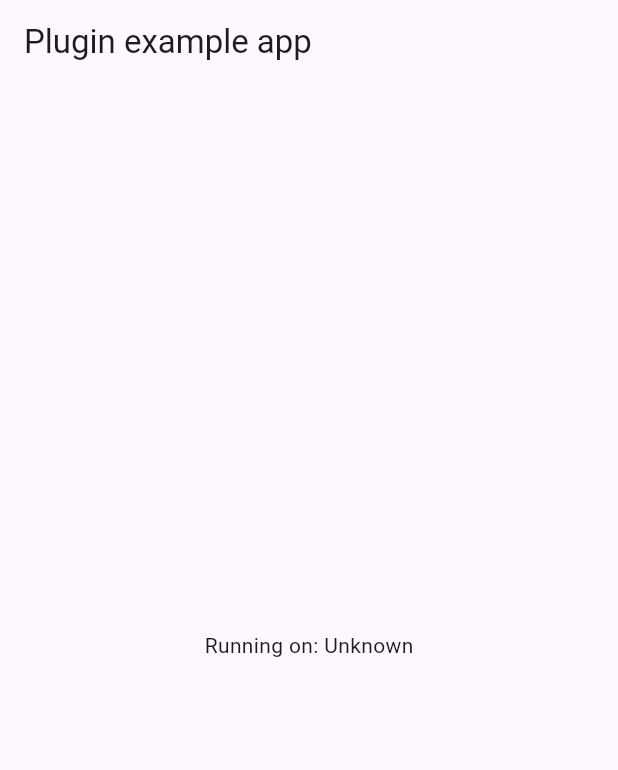
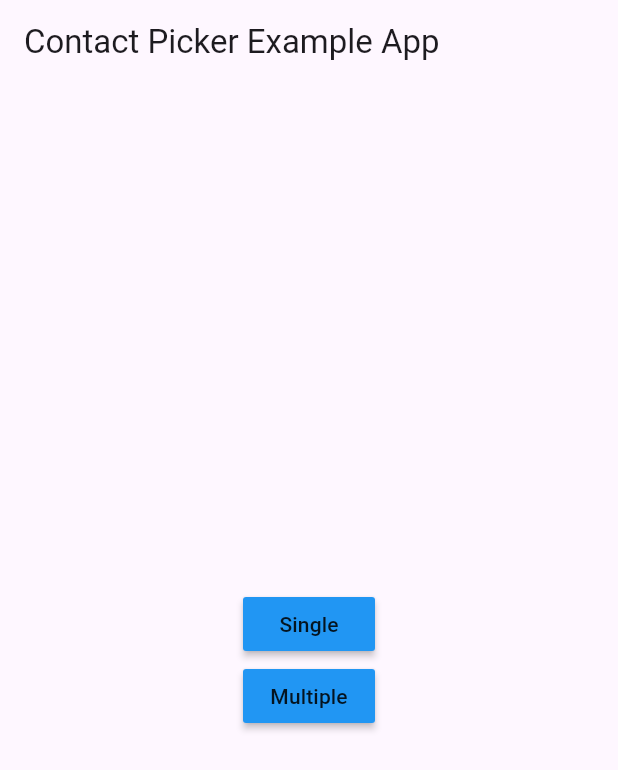
Before and after one commit to bousalem98/flutter_native_contact_picker_plus, a Flutter app: the screen it shows after launch, on a phone screen of 412 x 824 dp. Shown: the top 770 px of the screen. Run offline on Flutter 3.47's test engine with Material 3 defaults, Android fonts, the phone set to English and light mode, and no system bars; our stand-ins replace plugin_platform_interface.

Commit message:
fix some issues

```diff
--- a/example/lib/main.dart
+++ b/example/lib/main.dart
@@ -1,7 +1,4 @@
 import 'package:flutter/material.dart';
-import 'dart:async';
-
-import 'package:flutter/services.dart';
 import 'package:flutter_native_contact_picker_plus/flutter_native_contact_picker_plus.dart';
 
 void main() {
@@ -12,39 +9,16 @@ class MyApp extends StatefulWidget {
   const MyApp({super.key});
 
   @override
-  State<MyApp> createState() => _MyAppState();
+  MyAppState createState() => MyAppState();
 }
 
-class _MyAppState extends State<MyApp> {
-  String _platformVersion = 'Unknown';
-  final _flutterNativeContactPickerPlusPlugin = FlutterNativeContactPickerPlus();
+class MyAppState extends State<MyApp> {
+  final FlutterContactPickerPlus _contactPicker = FlutterContactPickerPlus();
+  List<Contact>? _contacts;
 
   @override
   void initState() {
     super.initState();
-    initPlatformState();
-  }
-
-  // Platform messages are asynchronous, so we initialize in an async method.
-  Future<void> initPlatformState() async {
-    String platformVersion;
-    // Platform messages may fail, so we use a try/catch PlatformException.
-    // We also handle the message potentially returning null.
-    try {
-      platformVersion =
-          await _flutterNativeContactPickerPlusPlugin.getPlatformVersion() ?? 'Unknown platform version';
-    } on PlatformException {
-      platformVersion = 'Failed to get platform version.';
-    }
-
-    // If the widget was removed from the tree while the asynchronous platform
-    // message was in flight, we want to discard the reply rather than calling
-    // setState to update our non-existent appearance.
-    if (!mounted) return;
-
-    setState(() {
-      _platformVersion = platformVersion;
-    });
   }
 
   @override
@@ -52,10 +26,38 @@ class _MyAppState extends State<MyApp> {
     return MaterialApp(
       home: Scaffold(
         appBar: AppBar(
-          title: const Text('Plugin example app'),
+          title: const Text('Contact Picker Example App'),
         ),
         body: Center(
-          child: Text('Running on: $_platformVersion\n'),
+          child: Column(
+            mainAxisSize: MainAxisSize.min,
+            children: <Widget>[
+              MaterialButton(
+                color: Colors.blue,
+                child: const Text("Single"),
+                onPressed: () async {
+                  Contact? contact = await _contactPicker.selectContact();
+                  setState(() {
+                    _contacts = contact == null ? null : [contact];
+                  });
+                },
+              ),
+              MaterialButton(
+                color: Colors.blue,
+                child: const Text("Multiple"),
+                onPressed: () async {
+                  final contacts = await _contactPicker.selectContacts();
+                  setState(() {
+                    _contacts = contacts;
+                  });
+                },
+              ),
+              if (_contacts != null)
+                ..._contacts!.map(
+                  (e) => Text(e.toString()),
+                )
+            ],
+          ),
         ),
       ),
     );
```
Also changed, not shown: pubspec.yaml (+4 -4 lines), 3 other files.
